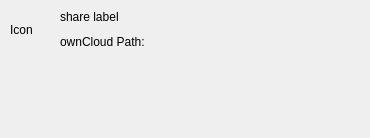
Qt form src/gui/sharedialog.ui (nextcloud/desktop) before a commit.
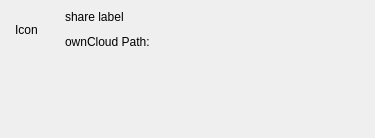
The same form after that commit.

Commit message:
Adjustes sizes and margins in the share dialog and its widgets.
- Adds TODO's in commented out code.

Diff of the .ui file:
```diff
--- a/src/gui/sharedialog.ui
+++ b/src/gui/sharedialog.ui
@@ -6,8 +6,8 @@
    <rect>
     <x>0</x>
     <y>0</y>
-    <width>370</width>
-    <height>100</height>
+    <width>360</width>
+    <height>120</height>
    </rect>
   </property>
   <property name="sizePolicy">
@@ -18,13 +18,13 @@
   </property>
   <property name="minimumSize">
    <size>
-    <width>370</width>
-    <height>100</height>
+    <width>360</width>
+    <height>120</height>
    </size>
   </property>
   <property name="maximumSize">
    <size>
-    <width>380</width>
+    <width>360</width>
     <height>16777215</height>
    </size>
   </property>
@@ -39,7 +39,7 @@
     <enum>QLayout::SetFixedSize</enum>
    </property>
    <property name="leftMargin">
-    <number>10</number>
+    <number>15</number>
    </property>
    <property name="topMargin">
     <number>10</number>
@@ -210,7 +210,7 @@
       <bool>false</bool>
      </property>
      <property name="alignment">
-      <set>Qt::AlignLeading|Qt::AlignLeft|Qt::AlignVCenter</set>
+      <set>Qt::AlignLeading|Qt::AlignLeft|Qt::AlignTop</set>
      </property>
      <widget class="QWidget" name="scrollAreaWidgetContents">
       <property name="geometry">
```
The commit also changes 6 other files.
